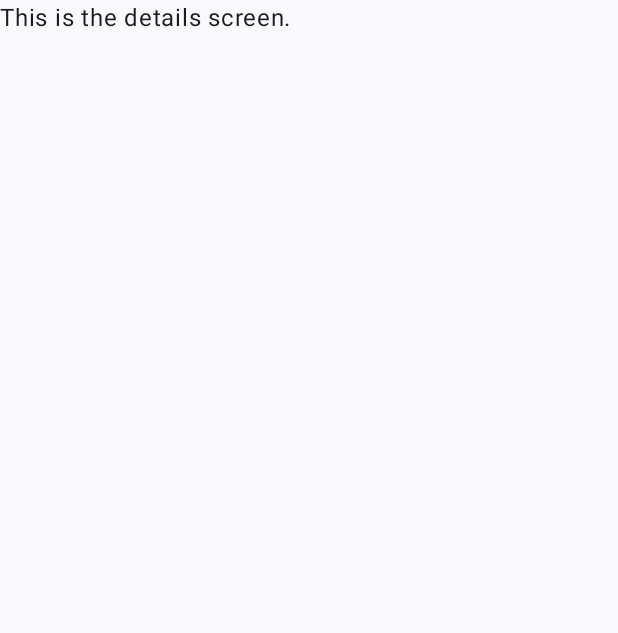
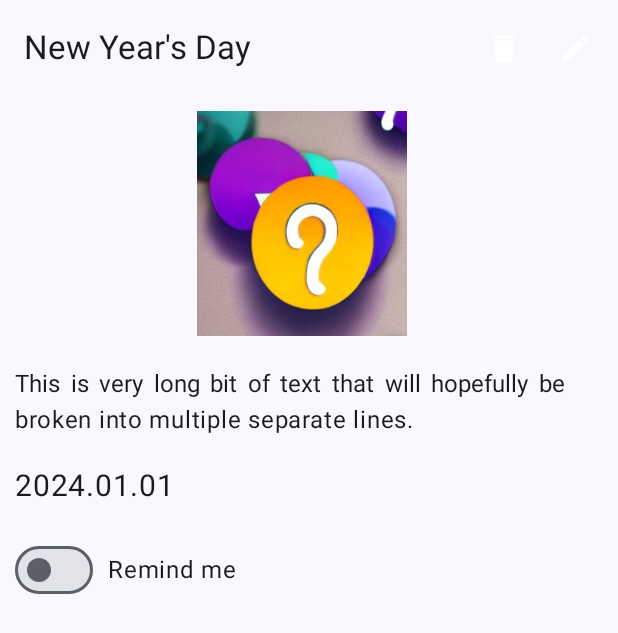
Before and after one commit to DRKV333/Lookforward, an Android app built with Jetpack Compose: the composable Details shown on its own in the app's theme, on a phone screen of 412 x 824 dp. Shown: the top 633 px of the screen. Run offline under Robolectric (Android 15) with nearby library versions, the phone set to English and light mode, and no system bars.

Commit message:
Added details page

```diff
--- a/app/src/main/java/io/github/drkv333/lookforward/ui/details/Details.kt
+++ b/app/src/main/java/io/github/drkv333/lookforward/ui/details/Details.kt
@@ -1,9 +1,125 @@
 package io.github.drkv333.lookforward.ui.details
 
-import androidx.compose.runtime.Composable
-import androidx.compose.material3.Text
+import androidx.compose.foundation.Image
+import androidx.compose.foundation.layout.*
+import androidx.compose.material.icons.Icons
+import androidx.compose.material.icons.filled.*
+import androidx.compose.material3.*
+import androidx.compose.runtime.*
+import androidx.compose.ui.Alignment
+import androidx.compose.ui.Modifier
+import androidx.compose.ui.graphics.Color
+import androidx.compose.ui.layout.ContentScale
+import androidx.compose.ui.res.painterResource
+import androidx.compose.ui.text.TextStyle
+import androidx.compose.ui.text.style.TextAlign
+import androidx.compose.ui.unit.dp
+import androidx.compose.ui.unit.sp
+import io.github.drkv333.lookforward.R
 
+@OptIn(ExperimentalMaterial3Api::class)
 @Composable
 fun Details() {
-    Text("This is the details screen.")
+    var editing by remember { mutableStateOf(false) }
+
+    Scaffold(
+        topBar = {
+            SmallTopAppBar(
+                title = { Text("New Year's Day") },
+                actions = {
+                    if (editing) {
+                        IconButton(onClick = { editing = false }) {
+                            Icon(imageVector = Icons.Default.Done, contentDescription = "Done", tint = Color.White)
+                        }
+                    } else {
+                        IconButton(onClick = { editing = false }) {
+                            Icon(imageVector = Icons.Default.Delete, contentDescription = "Delete", tint = Color.White)
+                        }
+
+                        IconButton(onClick = { editing = true }) {
+                            Icon(imageVector = Icons.Default.Edit, contentDescription = "Edit", tint = Color.White)
+                        }
+                    }
+                }
+            )
+        }
+    ) { contentPadding ->
+        Column(
+            modifier = Modifier.padding(contentPadding)
+        ) {
+            Row(
+                horizontalArrangement = Arrangement.Center,
+                modifier = Modifier
+                    .fillMaxWidth()
+                    .padding(10.dp)
+            ) {
+                Image(
+                    painter = painterResource(id = R.drawable.othericon),
+                    contentDescription = "",
+                    contentScale = ContentScale.FillBounds,
+                    modifier = Modifier
+                        .width(150.dp)
+                        .height(150.dp)
+                        .padding(end = 10.dp)
+                )
+
+                if (editing) {
+                    IconButton(onClick = { /* TODO */ }) {
+                        Icon(imageVector = Icons.Default.Edit, contentDescription = "Select Type")
+                    }
+                }
+            }
+
+            if (editing) {
+                OutlinedTextField(
+                    value = "New Year's Day",
+                    onValueChange = { /* TODO */ },
+                    singleLine = true,
+                    modifier = Modifier
+                        .fillMaxWidth()
+                        .padding(10.dp)
+                )
+                OutlinedTextField(
+                    value = "This is very long bit of text that will hopefully be broken into multiple separate lines.",
+                    onValueChange = { /* TODO */ },
+                    modifier = Modifier
+                        .fillMaxWidth()
+                        .padding(10.dp)
+                )
+            } else {
+                Text(
+                    "This is very long bit of text that will hopefully be broken into multiple separate lines.",
+                    textAlign = TextAlign.Justify,
+                    modifier = Modifier.padding(10.dp)
+                )
+            }
+
+            Row {
+                Text("2024.01.01",
+                    fontSize = 20.sp,
+                    modifier = Modifier.padding(10.dp)
+                )
+
+                if (editing) {
+                    IconButton(onClick = { /* TODO */ }) {
+                        Icon(
+                            imageVector = Icons.Default.DateRange,
+                            contentDescription = "Select Date"
+                        )
+                    }
+                }
+            }
+
+            if (!editing) {
+                Row(verticalAlignment = Alignment.CenterVertically) {
+                    Switch(
+                        checked = false,
+                        onCheckedChange = { /* TODO */ },
+                        modifier = Modifier.padding(10.dp)
+                    )
+                    Text("Remind me")
+                }
+            }
+        }
+    }
 }
```
